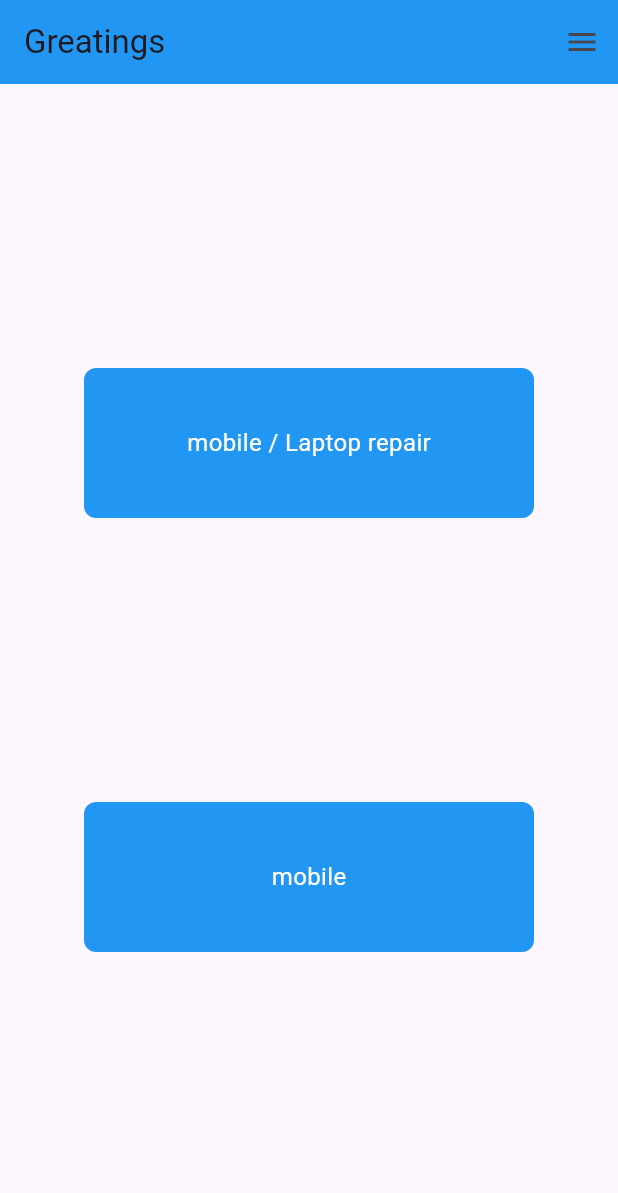
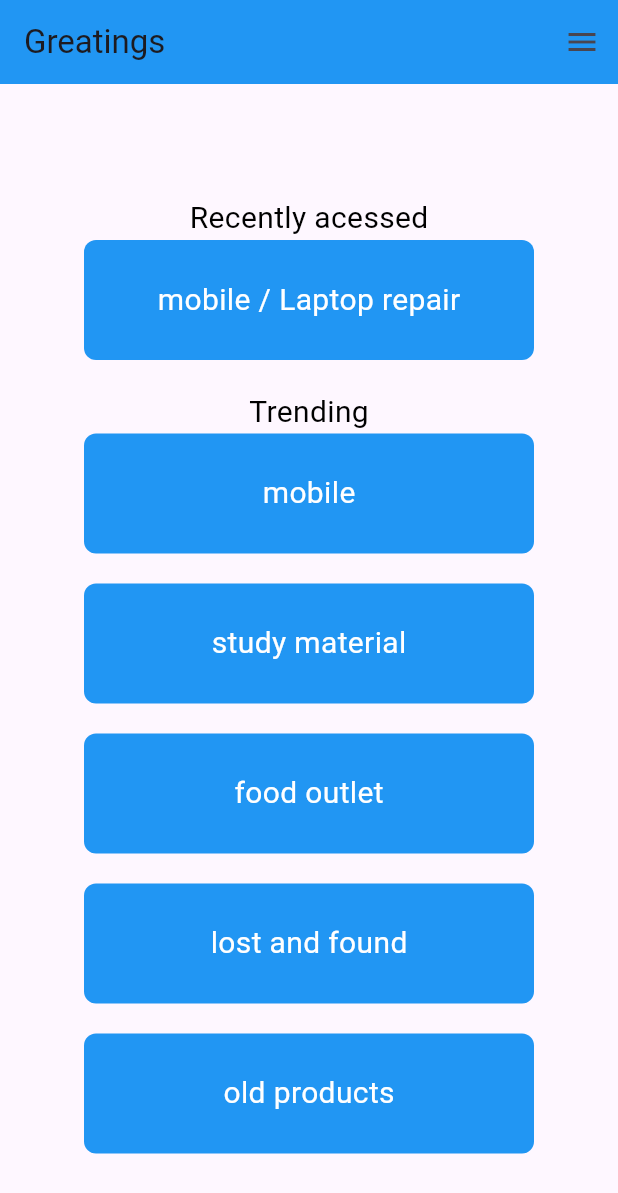
Before and after one commit to ManojKumadr656/V-Help-App, a Flutter app: the screen it shows after launch, on a phone screen of 412 x 824 dp. Shown: the top 1193 px of the screen. Run offline on Flutter 3.47's test engine with Material 3 defaults, Android fonts, the phone set to English and light mode, and no system bars.

Commit message:
new shit

```diff
--- a/lib/main.dart
+++ b/lib/main.dart
@@ -1,4 +1,21 @@
 import 'package:flutter/material.dart';
+
+
+class SectionTitle extends StatelessWidget {
+  final String title;
+  const SectionTitle({super.key, required this.title});
+  @override
+  Widget build(BuildContext context) {
+    return Text(
+      title,
+      style: const TextStyle(
+        fontSize: 20,
+        fontWeight: FontWeight.normal,
+        color: Colors.black,
+      ),
+    );
+  }
+}
 
 class myapp extends StatelessWidget {
   const myapp({super.key});
@@ -19,7 +36,7 @@ class myapp extends StatelessWidget {
                   color: Colors.blue,
                 ),
                 child: Text(
-                  'Drawer Header',
+                  'Options',
                   style: TextStyle(
                     color: Colors.white,
                     fontSize: 24,
@@ -27,16 +44,16 @@ class myapp extends StatelessWidget {
                 ),
               ),
               ListTile(
-                leading: Icon(Icons.home),
-                title: Text('Home'),
+                leading: const Icon(Icons.home),
+                title: const Text('Home'),
                 onTap: () {
                   // Handle navigation or action for Home
                   Navigator.pop(context); // Close the drawer
                 },
               ),
               ListTile(
-                leading: Icon(Icons.settings),
-                title: Text('Settings'),
+                leading: const Icon(Icons.settings),
+                title: const Text('Settings'),
                 onTap: () {
                   // Handle navigation or action for Settings
                   Navigator.pop(context); // Close the drawer
@@ -46,44 +63,133 @@ class myapp extends StatelessWidget {
           ),
         ),
         body: Center(
-        child:  Column(
+          child: SingleChildScrollView(
+            child: Column(
                 mainAxisAlignment: MainAxisAlignment.spaceEvenly,
                 children: [
+                  const SizedBox(height: 20),
+                  const SectionTitle(title: 'Recently acessed'),
                   Container(
                     width: 300.0, // Set the width of the container
-  height: 100.0, // Set the height of the container
+                    height: 80.0, // Set the height of the container
                     decoration: BoxDecoration(
                       color: Colors.blue,
-          borderRadius: BorderRadius.circular(8.0), // Add border radius here
+                      borderRadius:
+                          BorderRadius.circular(8.0), // Add border radius here
                     ),
-  child: const Center( // Center the content inside the container
+                    child: const Center(
+                      // Center the content inside the container
                       child: Text(
                         'mobile / Laptop repair',
                         style: TextStyle(
                           color: Colors.white,
-        fontSize: 16.0,
+                          fontSize: 20.0,
                         ),
                       ),
                     ),
                   ),
+                  const SizedBox(height: 20),
+                  const SectionTitle(title: 'Trending'),
                   Container(
                     width: 300.0, // Set the width of the container
-  height: 100.0, // Set the height of the container
+                    height: 80.0, // Set the height of the container
                     decoration: BoxDecoration(
                       color: Colors.blue,
-          borderRadius: BorderRadius.circular(8.0), // Add border radius here
+                      borderRadius:
+                          BorderRadius.circular(8.0), // Add border radius here
                     ),
-  child: const Center( // Center the content inside the container
+                    child: const Center(
+                      // Center the content inside the container
                       child: Text(
                         'mobile',
                         style: TextStyle(
                           color: Colors.white,
-        fontSize: 16.0,
+                          fontSize: 20.0,
                         ),
                       ),
                     ),
-)
-          ]
+                  ),
+                  const SizedBox(height: 20),
+                  Container(
+                    width: 300.0, // Set the width of the container
+                    height: 80.0, // Set the height of the container
+                    decoration: BoxDecoration(
+                      color: Colors.blue,
+                      borderRadius:
+                          BorderRadius.circular(8.0), // Add border radius here
+                    ),
+                    child: const Center(
+                      // Center the content inside the container
+                      child: Text(
+                        'study material',
+                        style: TextStyle(
+                          color: Colors.white,
+                          fontSize: 20.0,
+                        ),
+                      ),
+                    ),
+                  ),
+                  const SizedBox(height: 20),
+                  Container(
+                    width: 300.0, // Set the width of the container
+                    height: 80.0, // Set the height of the container
+                    decoration: BoxDecoration(
+                      color: Colors.blue,
+                      borderRadius:
+                          BorderRadius.circular(8.0), // Add border radius here
+                    ),
+                    child: const Center(
+                      // Center the content inside the container
+                      child: Text(
+                        'food outlet',
+                        style: TextStyle(
+                          color: Colors.white,
+                          fontSize: 20.0,
+                        ),
+                      ),
+                    ),
+                  ),
+                  const SizedBox(height: 20),
+                  Container(
+                    width: 300.0, // Set the width of the container
+                    height: 80.0, // Set the height of the container
+                    decoration: BoxDecoration(
+                      color: Colors.blue,
+                      borderRadius:
+                          BorderRadius.circular(8.0), // Add border radius here
+                    ),
+                    child: const Center(
+                      // Center the content inside the container
+                      child: Text(
+                        'lost and found',
+                        style: TextStyle(
+                          color: Colors.white,
+                          fontSize: 20.0,
+                        ),
+                      ),
+                    ),
+                  ),
+                  const SizedBox(height: 20),
+                  Container(
+                    width: 300.0, // Set the width of the container
+                    height: 80.0, // Set the height of the container
+                    decoration: BoxDecoration(
+                      color: Colors.blue,
+                      borderRadius:
+                          BorderRadius.circular(8.0), // Add border radius here
+                    ),
+                    child: const Center(
+                      // Center the content inside the container
+                      child: Text(
+                        'old products',
+                        style: TextStyle(
+                          color: Colors.white,
+                          fontSize: 20.0,
+                        ),
+                      ),
+                    ),
+                  ),
+                ]),
           ),
         ),
       ),
```
Also changed, not shown: 1 other file. Lines whose indentation alone changed are shown as unchanged.
